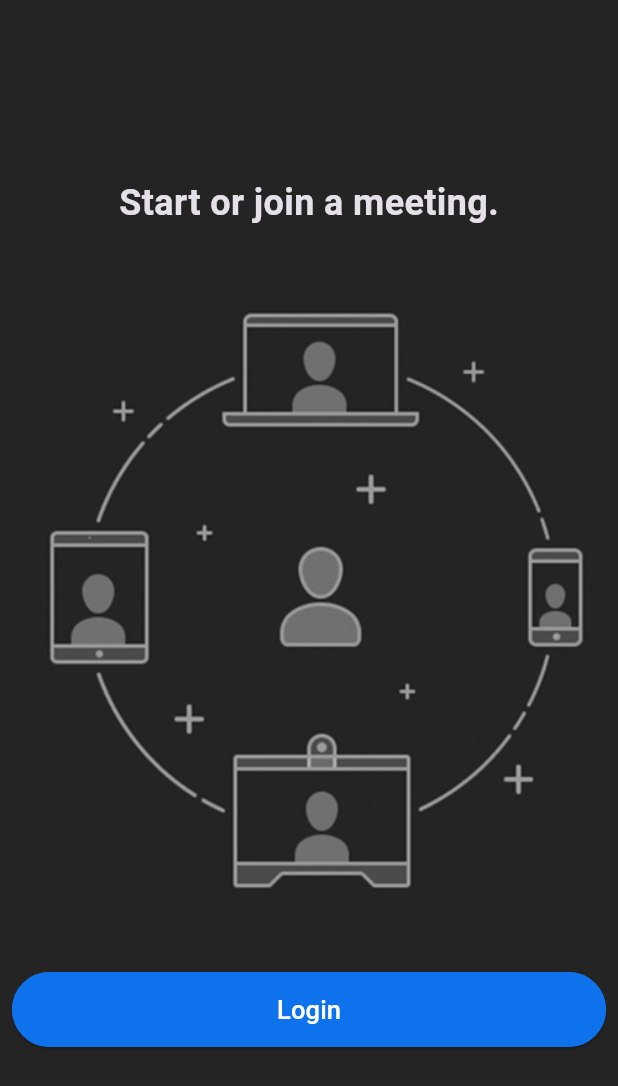
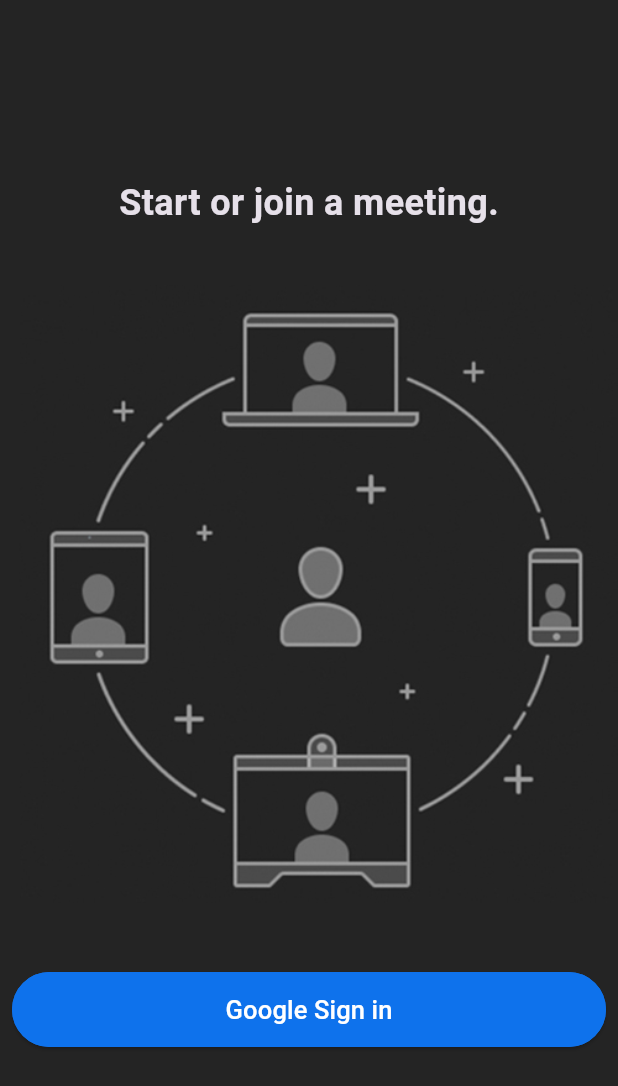
Before and after one commit to kiichi7580/zoom_flutter, a Flutter app: the screen it shows after launch, on a phone screen of 412 x 824 dp. Shown: the top 1086 px of the screen. Run offline on Flutter 3.47's test engine with Material 3 defaults, Android fonts, the phone set to English and light mode, and no system bars.

Commit message:
ログイン画面作成

```diff
--- a/lib/screens/login_screen.dart
+++ b/lib/screens/login_screen.dart
@@ -1,4 +1,5 @@
 import 'package:flutter/material.dart';
+import 'package:zoom_flutter/resources/auth_methods.dart';
 import 'package:zoom_flutter/widgets/custom_button.dart';
 
 class LoginScreen extends StatefulWidget {
@@ -9,13 +10,15 @@
 }
 
 class _LoginScreenState extends State<LoginScreen> {
+  final AuthMethods _authMethods = AuthMethods();
+
   @override
   Widget build(BuildContext context) {
     return Scaffold(
       body: Column(
         mainAxisAlignment: MainAxisAlignment.center,
         children: [
-          Text(
+          const Text(
             'Start or join a meeting.',
             style: TextStyle(
               fontSize: 24,
@@ -28,7 +31,13 @@
             ),
             child: Image.asset('assets/images/onboarding.jpg'),
           ),
-          CustomButton(text: 'Login'),
+          CustomButton(
+            text: 'Google Sign in',
+            onPressed: () async {
+              bool res = await _authMethods.signInWithGoogle(context);
+              if (res) {}
+            },
+          ),
         ],
       ),
     );
```
